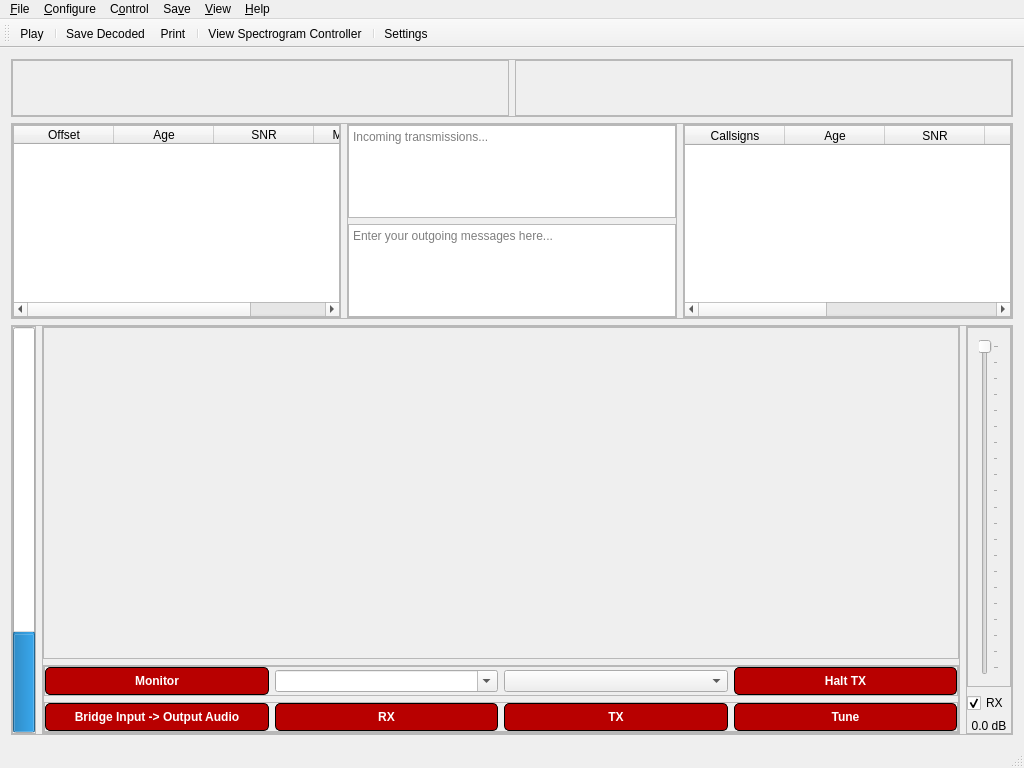
Above: src/ui/mainwindow.ui from GekkoFyre/small-world-deluxe before the change. Below: the same form after it.
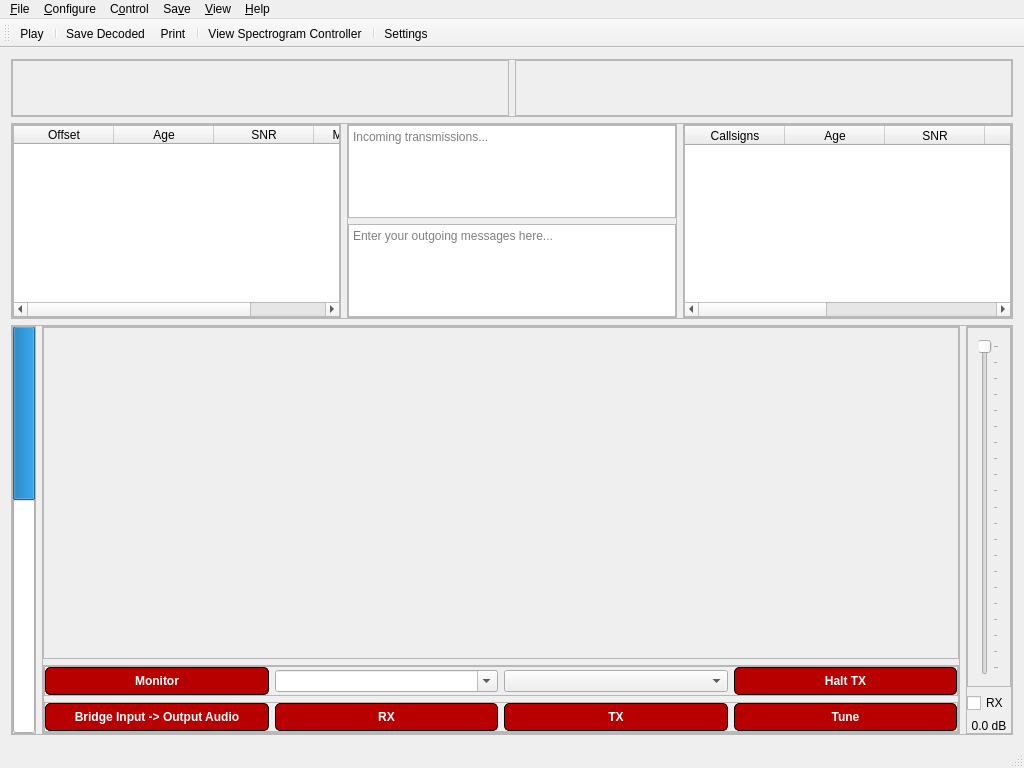
That is the form after the change.

Diff of the .ui file:
```diff
--- a/src/ui/mainwindow.ui
+++ b/src/ui/mainwindow.ui
@@ -399,12 +399,21 @@
             <property name="toolTip">
              <string>Volume of incoming audio signal.</string>
             </property>
+            <property name="minimum">
+             <number>30</number>
+            </property>
+            <property name="maximum">
+             <number>100</number>
+            </property>
             <property name="value">
-             <number>24</number>
+             <number>60</number>
             </property>
             <property name="orientation">
              <enum>Qt::Vertical</enum>
             </property>
+            <property name="invertedAppearance">
+             <bool>true</bool>
+            </property>
            </widget>
           </item>
          </layout>
@@ -847,7 +856,7 @@
              <string>RX</string>
             </property>
             <property name="checked">
-             <bool>true</bool>
+             <bool>false</bool>
             </property>
            </widget>
           </item>
```
